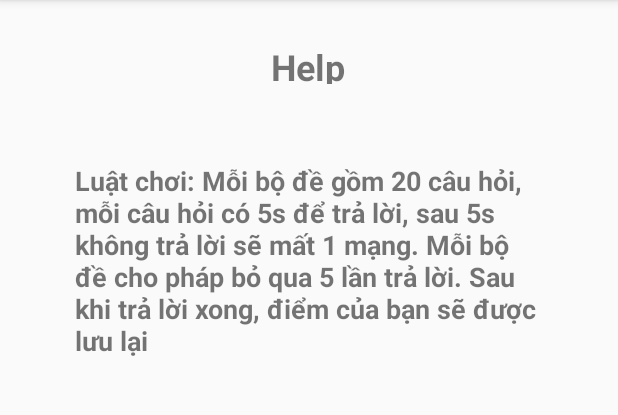
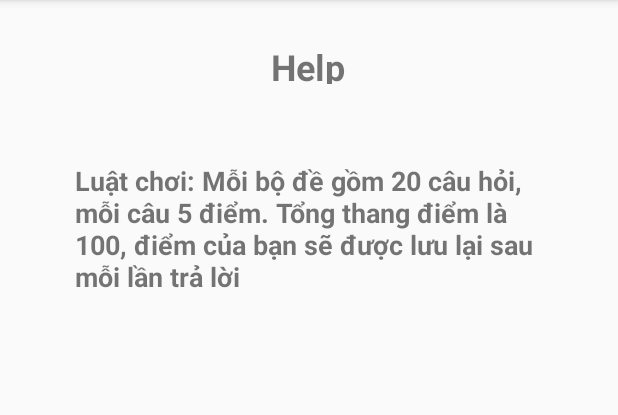
Before and after one commit to chinhquang/FunQuiz, an Android app: the Help screen opened directly, with no data from a screen before it, on a phone screen of 412 x 824 dp, the part 84-499 px from its top. Run offline under Robolectric (Android 15) with nearby library versions, the phone set to English and light mode, and no system bars.

Commit message:
adsa
lala

```diff
--- a/app/src/main/java/com/example/chinhtrinhquang/funquiz/QuizAcitivity.java
+++ b/app/src/main/java/com/example/chinhtrinhquang/funquiz/QuizAcitivity.java
@@ -238,6 +238,8 @@ public class QuizAcitivity extends AppCompatActivity {
                     Toast.makeText(getApplicationContext(), R.string.incorrect_toast, Toast.LENGTH_SHORT).show();
                 }
 
+                // reset correct value
+                correct = false;
                 // turn to next question
                 if (count  <  20) {
                     mCurrentIndex = (mCurrentIndex + 1 + random) % mQuestionBank.size();
--- a/app/src/main/res/layout/activity_help.xml
+++ b/app/src/main/res/layout/activity_help.xml
@@ -28,16 +28,16 @@
         android:id="@+id/textView12"
         android:layout_width="312dp"
         android:layout_height="156dp"
+        android:layout_marginStart="8dp"
+        android:layout_marginLeft="8dp"
+        android:layout_marginTop="52dp"
         android:layout_marginEnd="8dp"
-        android:layout_marginLeft="8dp"
         android:layout_marginRight="8dp"
-        android:layout_marginStart="8dp"
-        android:layout_marginTop="52dp"
+        android:text="Luật chơi: Mỗi bộ đề gồm 20 câu hỏi, mỗi câu 5 điểm. Tổng thang điểm là 100, điểm của bạn sẽ được lưu lại sau mỗi lần trả lời"
         android:textSize="18sp"
         android:textStyle="bold"
         app:layout_constraintEnd_toEndOf="parent"
         app:layout_constraintStart_toStartOf="parent"
-        app:layout_constraintTop_toBottomOf="@+id/textView11"
-        android:text="Luật chơi: Mỗi bộ đề gồm 20 câu hỏi, mỗi câu hỏi có 5s để trả lời, sau 5s không trả lời sẽ mất 1 mạng. Mỗi bộ đề cho pháp bỏ qua 5 lần trả lời. Sau khi trả lời xong, điểm của bạn sẽ được lưu lại" />
+        app:layout_constraintTop_toBottomOf="@+id/textView11" />
 
 </android.support.constraint.ConstraintLayout>
--- a/app/src/main/res/values/strings.xml
+++ b/app/src/main/res/values/strings.xml
@@ -22,7 +22,7 @@
     <string name="answer3">N.3</string>
     <string name="answer4">N.4</string>
 
-    <string name="correct_toast">Corect</string>
+    <string name="correct_toast">Correct</string>
     <string name="incorrect_toast">Incorrect</string>
     <string name="next_button">Next</string>
     <string name="pause_button">Pause</string>
```
Also changed, not shown: app/src/main/res/layout/activity_settings.xml (+6 -6 lines).
